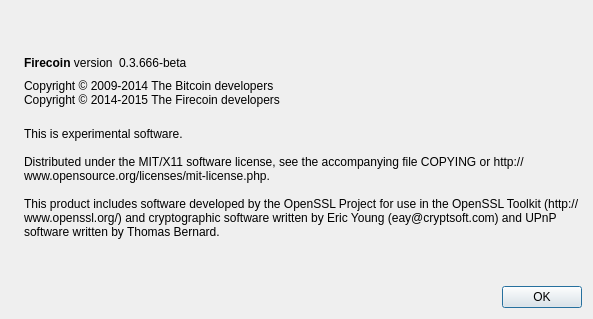
Qt form src/qt/forms/aboutdialog.ui (techcoincommunity/firecoin) before a commit.
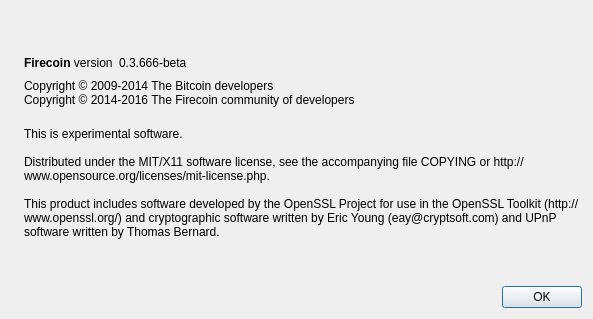
The same form after that commit. Icons and pictures are not drawn.

Commit message:
Update Copyright for 2016 community of developers
+update to 2016 & add community of instead of just developers

Patch:
```diff
--- a/src/qt/forms/aboutdialog.ui
+++ b/src/qt/forms/aboutdialog.ui
@@ -92,7 +92,7 @@
        </property>
        <property name="text">
         <string>Copyright © 2009-2014 The Bitcoin developers
-Copyright © 2014-2015 The Firecoin developers</string>
+Copyright © 2014-2016 The Firecoin community of developers</string>
        </property>
        <property name="textInteractionFlags">
         <set>Qt::LinksAccessibleByMouse|Qt::TextSelectableByKeyboard|Qt::TextSelectableByMouse</set>
```
